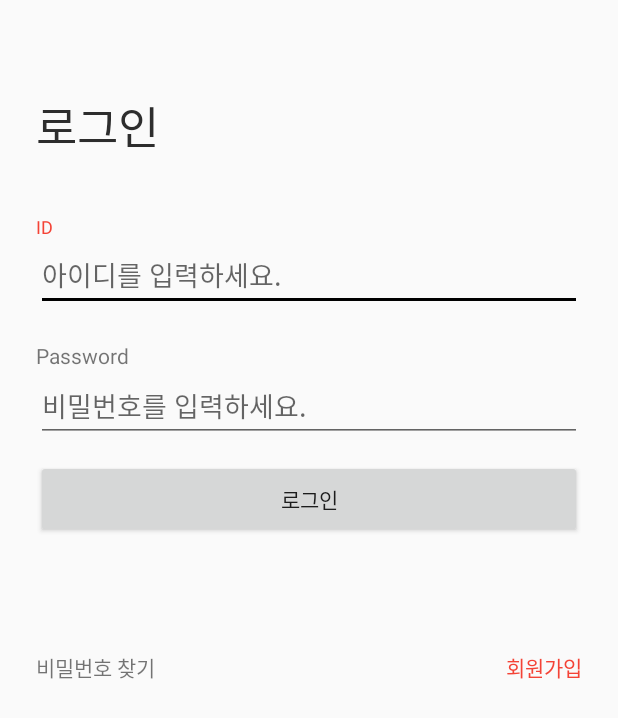
After one commit to cho881020/ServerAPITest, an Android app: the layout activity_login.xml on its own in the app's theme, with its tools: preview values and no code run, on a phone screen of 412 x 824 dp. The commit adds this screen. Shown: the top 718 px of the screen. Run offline under Robolectric (Android 15) with nearby library versions, the phone set to English and light mode, and no system bars.

Commit message:
로그인 후처리 반영 준비

```diff
--- a/app/src/main/AndroidManifest.xml
+++ b/app/src/main/AndroidManifest.xml
@@ -11,14 +11,15 @@
         android:roundIcon="@mipmap/ic_launcher_round"
         android:supportsRtl="true"
         android:theme="@style/AppTheme">
-        <activity android:name=".MainActivity">
+        <activity android:name=".LoginActivity">
             <intent-filter>
                 <action android:name="android.intent.action.MAIN" />
 
                 <category android:name="android.intent.category.LAUNCHER" />
             </intent-filter>
         </activity>
-        <activity android:name=".SignUpActivity"></activity>
+        <activity android:name=".SignUpActivity" />
+        <activity android:name=".MainActivity"></activity>
     </application>
 
 </manifest>
--- /dev/null
+++ b/app/src/main/res/layout/activity_login.xml
@@ -0,0 +1,85 @@
+<?xml version="1.0" encoding="utf-8"?>
+<LinearLayout xmlns:android="http://schemas.android.com/apk/res/android"
+    xmlns:app="http://schemas.android.com/apk/res-auto"
+    xmlns:tools="http://schemas.android.com/tools"
+    android:layout_width="match_parent"
+    android:layout_height="match_parent"
+    android:orientation="vertical"
+    tools:context=".LoginActivity"
+    android:paddingLeft="24dp"
+    android:paddingRight="24dp">
+
+    <TextView
+        android:layout_width="wrap_content"
+        android:layout_height="wrap_content"
+        android:text="로그인"
+        android:textSize="30sp"
+        android:textColor="@color/textBlack"
+        android:layout_marginTop="61dp"/>
+
+
+    <TextView
+        android:layout_marginTop="36dp"
+        android:layout_width="wrap_content"
+        android:layout_height="wrap_content"
+        android:text="ID"
+        android:textSize="12sp"
+        android:textColor="@color/tomato"/>
+
+    <EditText
+        android:id="@+id/userIdEdt"
+        android:layout_width="match_parent"
+        android:layout_height="wrap_content"
+        android:hint="아이디를 입력하세요."
+        android:inputType="textEmailAddress"/>
+
+    <TextView
+        android:layout_marginTop="20dp"
+        android:layout_width="wrap_content"
+        android:layout_height="wrap_content"
+        android:text="Password"/>
+
+    <EditText
+        android:id="@+id/userPwEdt"
+        android:layout_width="match_parent"
+        android:layout_height="wrap_content"
+        android:hint="비밀번호를 입력하세요."
+        android:inputType="textPassword"/>
+
+    <Button
+        android:id="@+id/loginBtn"
+        android:layout_marginTop="12dp"
+        android:layout_width="match_parent"
+        android:layout_height="52dp"
+        android:text="로그인"/>
+
+
+    <LinearLayout
+        android:layout_marginTop="75dp"
+        android:layout_width="match_parent"
+        android:layout_height="wrap_content">
+
+        <TextView
+            android:id="@+id/findPwTxt"
+            android:layout_width="wrap_content"
+            android:layout_height="wrap_content"
+            android:text="비밀번호 찾기"/>
+
+        <TextView
+            android:layout_width="0dp"
+            android:layout_height="wrap_content"
+            android:layout_weight="1"/>
+
+        <TextView
+            android:id="@+id/signUpTxt"
+            android:layout_width="wrap_content"
+            android:layout_height="wrap_content"
+            android:text="회원가입"
+            android:textColor="@color/tomato"/>
+
+    </LinearLayout>
+
+
+
+
+</LinearLayout>
```
Also changed, not shown: app/src/main/java/tjeit/kr/serverapitest/LoginActivity.java (added, +136 -0 lines), app/src/main/java/tjeit/kr/serverapitest/MainActivity.java (+1 -80 lines), app/src/main/java/tjeit/kr/serverapitest/SignUpActivity.java (+16 -2 lines), app/src/main/res/layout/activity_main.xml (+1 -76 lines).
